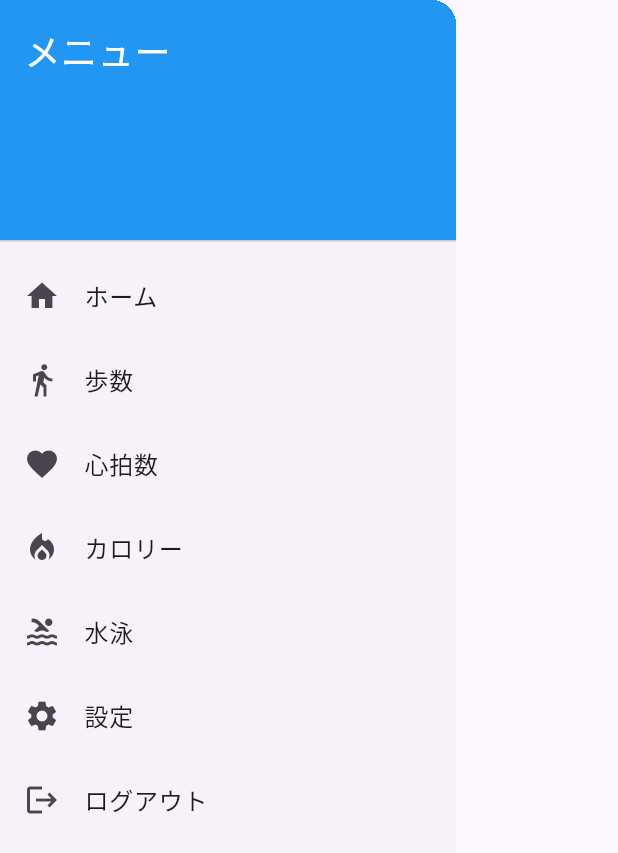
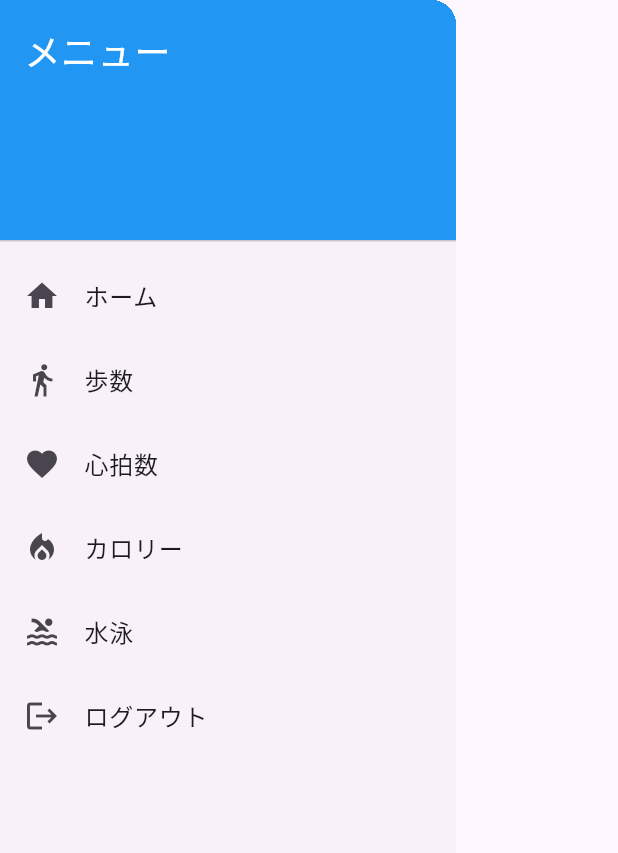
Before and after one commit to sugar2456/vital_data_viewer_app, a Flutter app: the CustomDrawer widget shown alone on an empty page, opened directly, on a phone screen of 412 x 824 dp. Shown: the top 853 px of the screen. Run offline on Flutter 3.47's test engine with Material 3 defaults, Android fonts, the phone set to English and light mode, and no system bars; our stand-ins replace fl_chart; missing offline and left inert: flutter_web_auth_2, graphic, window_manager.

Commit message:
設定メニューでできることはないので削除

```diff
--- a/lib/views/component/custom_drawer.dart
+++ b/lib/views/component/custom_drawer.dart
@@ -31,13 +31,6 @@ class CustomDrawer extends StatelessWidget {
                 Navigator.pushNamed(context, '/home');
               },
             ),
-            // ListTile(
-            //   leading: const Icon(Icons.directions_run),
-            //   title: const Text('アクティビティ'),
-            //   onTap: () {
-            //     Navigator.pushNamed(context, '/activity');
-            //   },
-            // ),
             ListTile(
               leading: const Icon(Icons.directions_walk),
               title: const Text('歩数'),
@@ -70,14 +63,14 @@ class CustomDrawer extends StatelessWidget {
                 Navigator.pushNamed(context, '/swimming');
               },
             ),
-            ListTile(
-              leading: const Icon(Icons.settings),
-              title: const Text('設定'),
-              onTap: () {
-                // 設定画面への遷移処理
-                Navigator.pop(context);
-              },
-            ),
+            // ListTile(
+            //   leading: const Icon(Icons.settings),
+            //   title: const Text('設定'),
+            //   onTap: () {
+            //     // 設定画面への遷移処理
+            //     Navigator.pop(context);
+            //   },
+            // ),
             ListTile(
               leading: const Icon(Icons.logout),
               title: const Text('ログアウト'),
```
